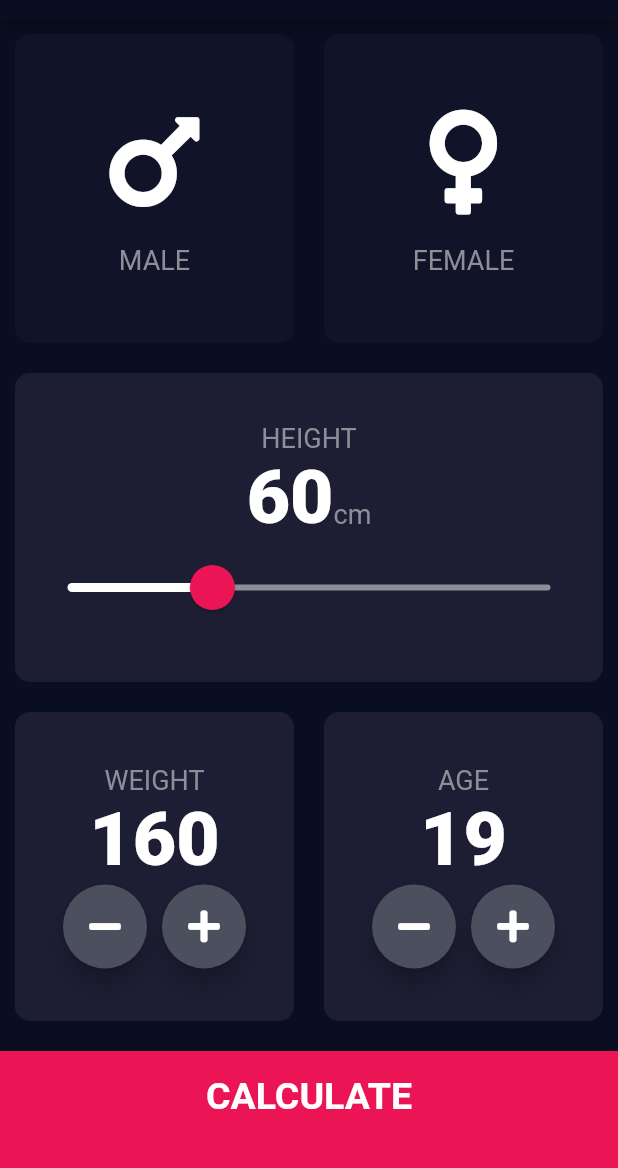
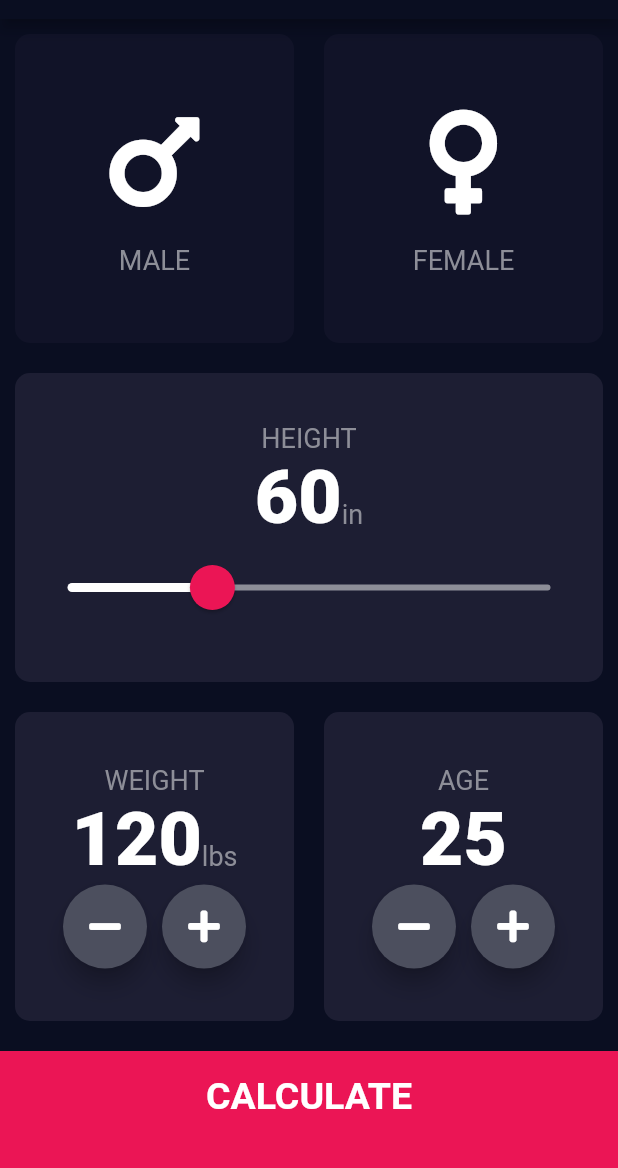
Before and after one commit to ewalasagas/bmi_calc_mobile, a Flutter app: the screen it shows after launch, on a phone screen of 412 x 824 dp, the part 65-1233 px from its top. Run offline on Flutter 3.47's test engine with Material 2 defaults, Android fonts, the phone set to English and light mode, and no system bars; our stand-ins replace font_awesome_flutter.

Commit message:
fixing bmi calc to weight in lbs and height in inches

```diff
--- a/lib/screens/input_page.dart
+++ b/lib/screens/input_page.dart
@@ -24,8 +24,8 @@ class _InputPageState extends State<InputPage> {
 
   Gender selectedGender;
   int height = 60; //inches
-  int weight = 160;
-  int age = 19;
+  int weight = 120;
+  int age = 25;
 
   @override
   Widget build(BuildContext context) {
@@ -89,7 +89,7 @@ class _InputPageState extends State<InputPage> {
                         style: kTextWeight,
                       ),
                       Text(
-                        'cm',
+                        'in',
                         style: kLabelTextStyle,
                       ),
                     ],
@@ -129,10 +129,21 @@ class _InputPageState extends State<InputPage> {
                     children: <Widget>[
                       Text('WEIGHT', style: kLabelTextStyle,
                       ),
-                      Text(
-                        weight.toString(),
-                        style: kTextWeight,
-                      ),
+                      Row(
+                        mainAxisAlignment: MainAxisAlignment.center,
+                        crossAxisAlignment: CrossAxisAlignment.baseline,
+                        textBaseline: TextBaseline.alphabetic,
+                        children: <Widget>[
+                          Text(
+                            weight.toString(),
+                            style: kTextWeight,
+                          ),
+                          Text(
+                            'lbs',
+                            style: kLabelTextStyle,
+                            ),
+                          ],
+                        ),
                       Row(
                         mainAxisAlignment: MainAxisAlignment.center,
                         children: <Widget>[
```
Also changed, not shown: lib/calculator_brain.dart (+5 -4 lines).
